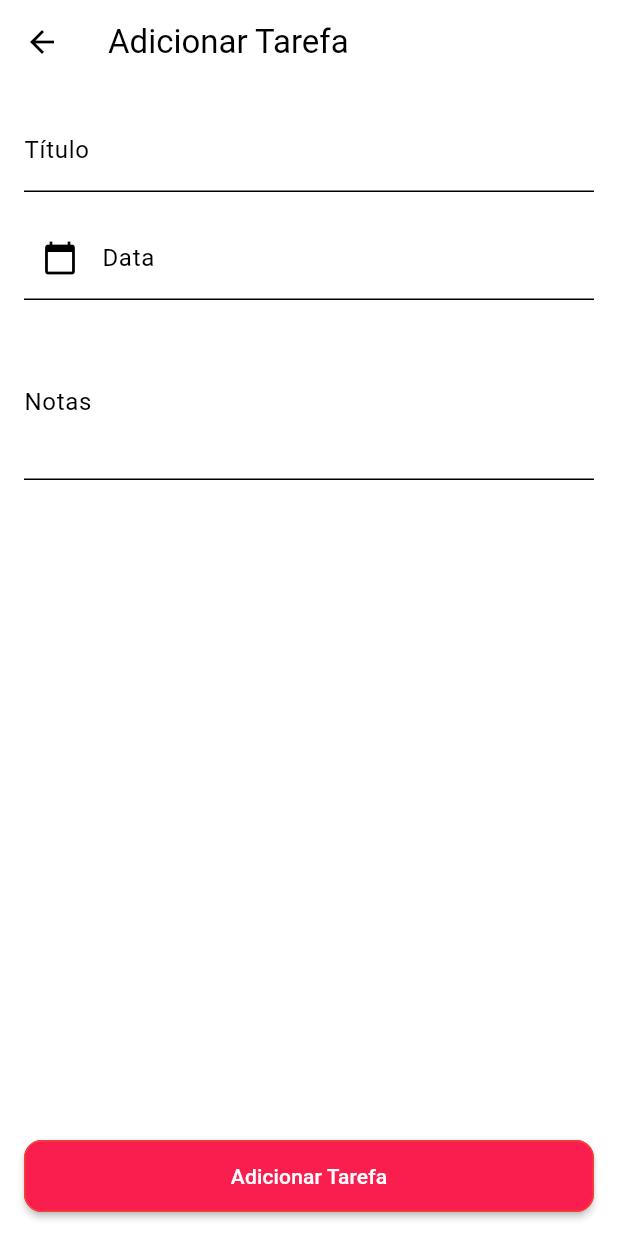
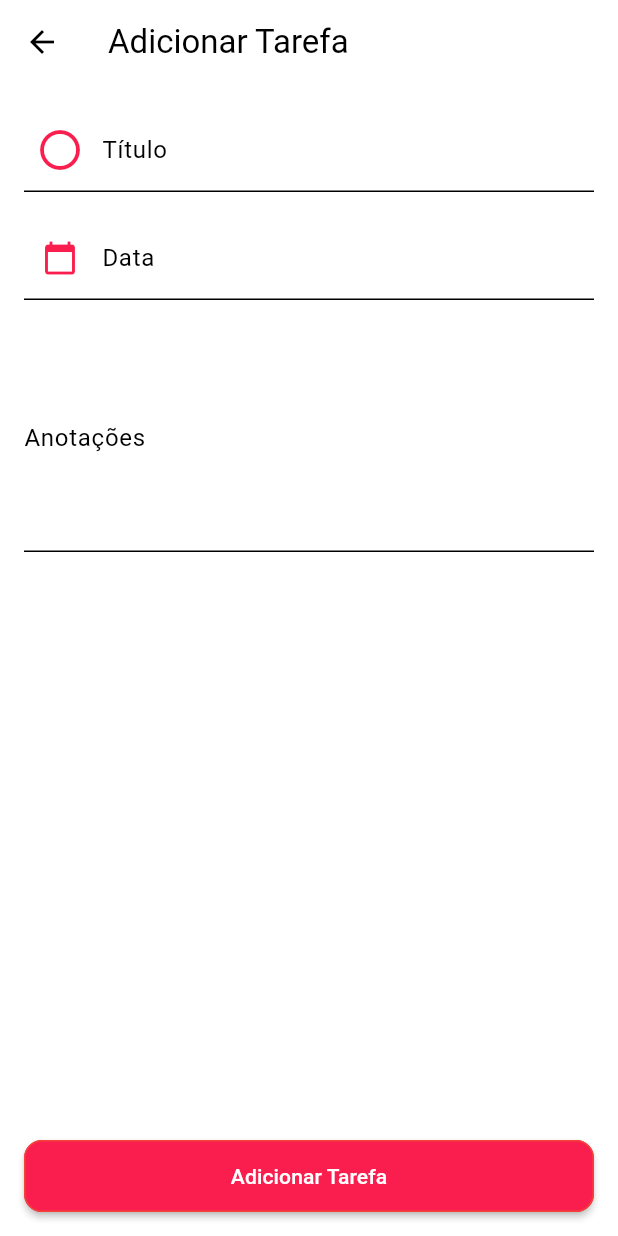
Before and after one commit to herverson/todo_app_desafio, a Flutter app: the screen it shows after launch, after a tap on the "add" icon, on a phone screen of 412 x 824 dp. Run offline on Flutter 3.47's test engine with Material 3 defaults, Android fonts, the phone set to English and light mode, and no system bars; our stand-ins replace flutter_bloc, shared_preferences.

Commit message:
refactor page layout

```diff
--- a/lib/pages/task_list_page.dart
+++ b/lib/pages/task_list_page.dart
@@ -92,7 +92,7 @@ class _TaskListPageState extends State<TaskListPage> {
                                   onSave: () {
                                     Navigator.of(context).pop(true);
                                   },
-                                  titleOp1: 'Sair',
+                                  titleOp1: 'Cancelar',
                                   titleOp2: 'Deletar',
                                 ),
                               ],
--- a/lib/pages/task_page.dart
+++ b/lib/pages/task_page.dart
@@ -4,32 +4,42 @@ import 'package:intl/intl.dart';
 import '../cubit/task_cubit.dart';
 import '../models/task.dart';
 
-class TaskPage extends StatelessWidget {
+class TaskPage extends StatefulWidget {
   final Task? task;
   final TaskCubit taskCubit;
 
-  TaskPage({Key? key, required this.taskCubit, this.task}) : super(key: key);
+  const TaskPage({Key? key, required this.taskCubit, this.task})
+      : super(key: key);
 
-  final TextEditingController _titleController = TextEditingController();
-  final TextEditingController _dateController = TextEditingController();
-  final TextEditingController _notesController = TextEditingController();
-  final DateFormat _dateFormat = DateFormat('dd/MM/yyyy');
+  @override
+  TaskPageState createState() => TaskPageState();
+}
+
+class TaskPageState extends State<TaskPage> {
+  late TextEditingController _titleController;
+  late TextEditingController _dateController;
+  late TextEditingController _notesController;
+  late DateFormat _dateFormat;
+  late bool _isCompleted;
+
+  @override
+  void initState() {
+    super.initState();
+    _titleController = TextEditingController(text: widget.task?.title ?? '');
+    _dateController = TextEditingController(
+        text: widget.task?.date != null
+            ? DateFormat('dd/MM/yyyy').format(widget.task!.date)
+            : '');
+    _notesController = TextEditingController(text: widget.task?.notes ?? '');
+    _dateFormat = DateFormat('dd/MM/yyyy');
+    _isCompleted = widget.task?.isCompleted ?? false;
+  }
 
   @override
   Widget build(BuildContext context) {
-    return Builder(builder: (BuildContext context) {
-      String formattedDate =
-          task?.date != null ? _dateFormat.format(task!.date) : '';
-
-      if (task != null) {
-        _titleController.text = task!.title;
-        _dateController.text = formattedDate;
-        _notesController.text = task!.notes;
-      }
-
     return Scaffold(
       appBar: AppBar(
-          title: Text(task != null ? 'Editar Tarefa' : 'Adicionar Tarefa'),
+        title: Text(widget.task != null ? 'Editar Tarefa' : 'Adicionar Tarefa'),
       ),
       body: Padding(
         padding: const EdgeInsets.all(16.0),
@@ -38,14 +48,34 @@ class TaskPage extends StatelessWidget {
           children: [
             TextField(
               controller: _titleController,
-                decoration: const InputDecoration(labelText: 'Título'),
+              decoration: InputDecoration(
+                labelText: 'Título',
+                prefixIcon: IconButton(
+                  icon: Icon(
+                    color: const Color.fromRGBO(250, 30, 78, 1),
+                    _isCompleted
+                        ? Icons.check_circle
+                        : Icons.radio_button_unchecked,
+                    size: 32,
+                  ),
+                  onPressed: () {
+                    setState(() {
+                      _isCompleted = !_isCompleted;
+                    });
+                  },
+                ),
+              ),
             ),
             const SizedBox(height: 16.0),
             TextField(
               controller: _dateController,
               readOnly: true,
               decoration: const InputDecoration(
-                    labelText: 'Data', prefixIcon: Icon(Icons.calendar_today)),
+                  labelText: 'Data',
+                  prefixIcon: Icon(
+                    Icons.calendar_today,
+                    color: Color.fromRGBO(250, 30, 78, 1),
+                  )),
               onTap: () async {
                 final DateTime? pickedDate = await showDatePicker(
                   context: context,
@@ -61,8 +91,8 @@ class TaskPage extends StatelessWidget {
             const SizedBox(height: 16.0),
             TextField(
               controller: _notesController,
-                maxLines: 3,
-                decoration: const InputDecoration(labelText: 'Notas'),
+              maxLines: 5,
+              decoration: const InputDecoration(labelText: 'Anotações'),
             ),
             const SizedBox(height: 16.0),
             const Expanded(
@@ -70,7 +100,7 @@ class TaskPage extends StatelessWidget {
             ),
             MaterialButton(
               onPressed: () {
-                  _saveTask(context, taskCubit);
+                _saveTask(context, widget.taskCubit);
               },
               shape: RoundedRectangleBorder(
                   side: const BorderSide(color: Colors.red),
@@ -78,14 +108,14 @@ class TaskPage extends StatelessWidget {
               color: const Color.fromRGBO(250, 30, 78, 1),
               textColor: Colors.white,
               padding: const EdgeInsets.all(14.0),
-                child: Text(
-                    task != null ? 'Salvar Alterações' : 'Adicionar Tarefa'),
+              child: Text(widget.task != null
+                  ? 'Salvar Alterações'
+                  : 'Adicionar Tarefa'),
             ),
           ],
         ),
       ),
     );
-    });
   }
 
   void _saveTask(BuildContext context, TaskCubit taskCubit) {
@@ -100,13 +130,13 @@ class TaskPage extends StatelessWidget {
     }
 
     if (title.isNotEmpty && date != null) {
-      final taskToUpdate = task?.copyWith(
+      final taskToUpdate = widget.task?.copyWith(
         title: title,
         date: date,
         notes: notes,
-        isCompleted: task!.isCompleted,
+        isCompleted: _isCompleted,
       );
-      if (task != null) {
+      if (widget.task != null) {
         taskCubit.updateTask(taskToUpdate!);
       } else {
         taskCubit.addTask(Task(
@@ -114,6 +144,7 @@ class TaskPage extends StatelessWidget {
           title: title,
           date: date,
           notes: notes,
+          isCompleted: _isCompleted,
         ));
       }
       Navigator.of(context).pop();
@@ -133,4 +164,12 @@ class TaskPage extends StatelessWidget {
       );
     }
   }
+
+  @override
+  void dispose() {
+    _titleController.dispose();
+    _dateController.dispose();
+    _notesController.dispose();
+    super.dispose();
   }
+}
--- a/lib/widgets/custom_modal_action.dart
+++ b/lib/widgets/custom_modal_action.dart
@@ -22,9 +22,9 @@ class CustomModalActionButton extends StatelessWidget {
       children: <Widget>[
         CustomButton(
           onPressed: onClose,
-          color: const Color.fromRGBO(250, 30, 78, 1),
+          color: Colors.white,
           buttonText: titleOp1,
-          textColor: Colors.white,
+          textColor: Colors.black,
         ),
         CustomButton(
           onPressed: onSave,
```
Lines whose indentation alone changed are shown as unchanged.
